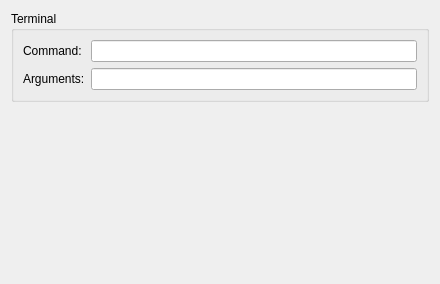
Before: the Qt Designer form liteidex/src/plugins/filebrowser/filebrowseroption.ui in seanxyh/liteide, drawn with Qt 5.
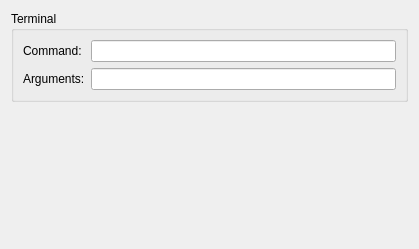
After: the same form once the commit is applied.

Patch:
```diff
--- a/liteidex/src/plugins/filebrowser/filebrowseroption.ui
+++ b/liteidex/src/plugins/filebrowser/filebrowseroption.ui
@@ -6,8 +6,8 @@
    <rect>
     <x>0</x>
     <y>0</y>
-    <width>440</width>
-    <height>284</height>
+    <width>419</width>
+    <height>249</height>
    </rect>
   </property>
   <property name="windowTitle">
```
